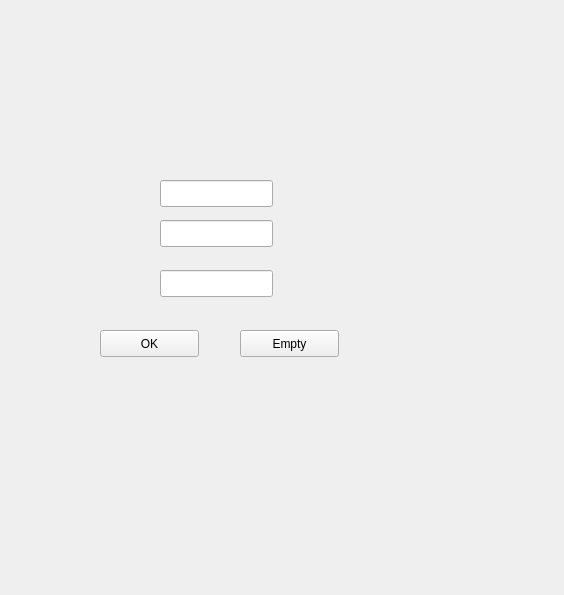
Above: Client/screen/resign.ui from DeutschThorben/Talking before the change. Below: the same form after it.
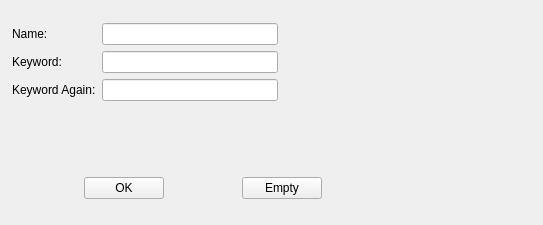
That is the form after the change.

Patch:
```diff
--- a/Client/screen/resign.ui
+++ b/Client/screen/resign.ui
@@ -6,76 +6,165 @@
    <rect>
     <x>0</x>
     <y>0</y>
-    <width>564</width>
-    <height>595</height>
+    <width>543</width>
+    <height>225</height>
    </rect>
   </property>
   <property name="windowTitle">
    <string>Form</string>
   </property>
-  <widget class="QLineEdit" name="user_newName">
+  <widget class="QWidget" name="layoutWidget">
    <property name="geometry">
     <rect>
-     <x>160</x>
-     <y>180</y>
-     <width>113</width>
-     <height>27</height>
+     <x>13</x>
+     <y>174</y>
+     <width>380</width>
+     <height>29</height>
     </rect>
    </property>
+   <layout class="QHBoxLayout" name="horizontalLayout_2">
+    <item>
+     <spacer name="horizontalSpacer_2">
+      <property name="orientation">
+       <enum>Qt::Horizontal</enum>
+      </property>
+      <property name="sizeHint" stdset="0">
+       <size>
+        <width>58</width>
+        <height>20</height>
+       </size>
+      </property>
+     </spacer>
+    </item>
+    <item>
+     <widget class="QPushButton" name="btn_ok">
+      <property name="text">
+       <string>OK</string>
+      </property>
+     </widget>
+    </item>
+    <item>
+     <spacer name="horizontalSpacer">
+      <property name="orientation">
+       <enum>Qt::Horizontal</enum>
+      </property>
+      <property name="sizeHint" stdset="0">
+       <size>
+        <width>58</width>
+        <height>20</height>
+       </size>
+      </property>
+     </spacer>
+    </item>
+    <item>
+     <widget class="QPushButton" name="btn_empty">
+      <property name="text">
+       <string>Empty</string>
+      </property>
+     </widget>
+    </item>
+    <item>
+     <spacer name="horizontalSpacer_3">
+      <property name="orientation">
+       <enum>Qt::Horizontal</enum>
+      </property>
+      <property name="sizeHint" stdset="0">
+       <size>
+        <width>68</width>
+        <height>20</height>
+       </size>
+      </property>
+     </spacer>
+    </item>
+   </layout>
   </widget>
-  <widget class="QLineEdit" name="user_newKeyword">
+  <widget class="QWidget" name="layoutWidget">
    <property name="geometry">
     <rect>
-     <x>160</x>
-     <y>220</y>
-     <width>113</width>
-     <height>27</height>
+     <x>12</x>
+     <y>23</y>
+     <width>266</width>
+     <height>145</height>
     </rect>
    </property>
+   <layout class="QVBoxLayout" name="verticalLayout_4">
+    <item>
+     <layout class="QHBoxLayout" name="horizontalLayout">
+      <item>
+       <layout class="QVBoxLayout" name="verticalLayout">
+        <item>
+         <widget class="QLabel" name="label">
+          <property name="text">
+           <string>Name:</string>
+          </property>
+         </widget>
+        </item>
+        <item>
+         <widget class="QLabel" name="label_2">
+          <property name="text">
+           <string>Keyword:</string>
+          </property>
+         </widget>
+        </item>
+        <item>
+         <widget class="QLabel" name="label_3">
+          <property name="text">
+           <string>Keyword Again:</string>
+          </property>
+         </widget>
+        </item>
+       </layout>
+      </item>
+      <item>
+       <layout class="QVBoxLayout" name="verticalLayout_2">
+        <item>
+         <widget class="QLineEdit" name="user_newName"/>
+        </item>
+        <item>
+         <widget class="QLineEdit" name="user_newKeyword"/>
+        </item>
+        <item>
+         <widget class="QLineEdit" name="user_keywordAgain"/>
+        </item>
+       </layout>
+      </item>
+     </layout>
+    </item>
+    <item>
+     <spacer name="verticalSpacer">
+      <property name="orientation">
+       <enum>Qt::Vertical</enum>
+      </property>
+      <property name="sizeHint" stdset="0">
+       <size>
+        <width>20</width>
+        <height>40</height>
+       </size>
+      </property>
+     </spacer>
+    </item>
+   </layout>
   </widget>
-  <widget class="QLineEdit" name="user_keywordAgain">
+  <widget class="QLabel" name="label_keyword">
    <property name="geometry">
     <rect>
-     <x>160</x>
-     <y>270</y>
-     <width>113</width>
-     <height>27</height>
+     <x>311</x>
+     <y>56</y>
+     <width>211</width>
+     <height>31</height>
     </rect>
    </property>
-  </widget>
-  <widget class="QPushButton" name="btn_ok">
-   <property name="geometry">
-    <rect>
-     <x>100</x>
-     <y>330</y>
-     <width>99</width>
-     <height>27</height>
-    </rect>
-   </property>
    <property name="text">
-    <string>OK</string>
-   </property>
-  </widget>
-  <widget class="QPushButton" name="btn_empty">
-   <property name="geometry">
-    <rect>
-     <x>240</x>
-     <y>330</y>
-     <width>99</width>
-     <height>27</height>
-    </rect>
-   </property>
-   <property name="text">
-    <string>Empty</string>
+    <string/>
    </property>
   </widget>
   <widget class="QLabel" name="label_name">
    <property name="geometry">
     <rect>
-     <x>300</x>
-     <y>180</y>
-     <width>67</width>
-     <height>17</height>
+     <x>311</x>
+     <y>21</y>
+     <width>171</width>
+     <height>31</height>
     </rect>
    </property>
    <property name="text">
```
Left out of the diff: 58 changed lines with no effect on the pictures.
